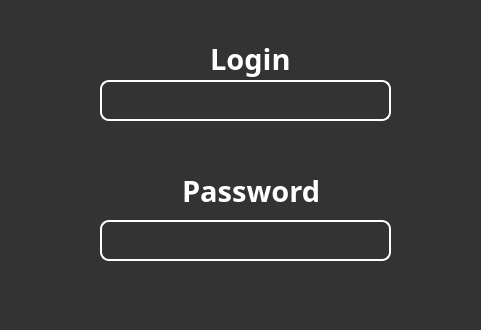
Alchemmist/SchoolRing, file mu_ui_sest_dialog_login.ui: the form before one commit.
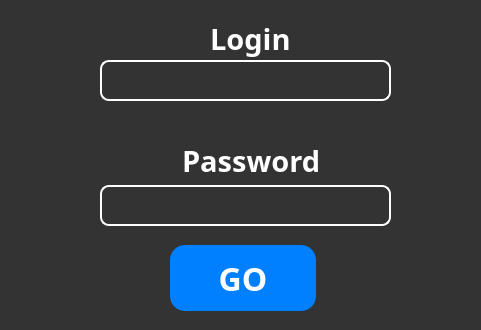
The form after the commit. Icons and pictures are not drawn.

The edit to the form file:
```diff
--- a/mu_ui_sest_dialog_login.ui
+++ b/mu_ui_sest_dialog_login.ui
@@ -26,7 +26,7 @@
    <property name="geometry">
     <rect>
      <x>100</x>
-     <y>220</y>
+     <y>185</y>
      <width>291</width>
      <height>41</height>
     </rect>
@@ -53,7 +53,7 @@
    <property name="geometry">
     <rect>
      <x>100</x>
-     <y>80</y>
+     <y>60</y>
      <width>291</width>
      <height>41</height>
     </rect>
@@ -80,7 +80,7 @@
    <property name="geometry">
     <rect>
      <x>180</x>
-     <y>40</y>
+     <y>20</y>
      <width>111</width>
      <height>37</height>
     </rect>
@@ -120,7 +120,7 @@
    <property name="geometry">
     <rect>
      <x>150</x>
-     <y>170</y>
+     <y>140</y>
      <width>171</width>
      <height>41</height>
     </rect>
@@ -156,6 +156,36 @@
     </item>
    </layout>
   </widget>
+  <widget class="QPushButton" name="pushButton">
+   <property name="geometry">
+    <rect>
+     <x>170</x>
+     <y>245</y>
+     <width>146</width>
+     <height>66</height>
+    </rect>
+   </property>
+   <property name="font">
+    <font>
+     <family>Yandex Sans Display Bold</family>
+     <pointsize>24</pointsize>
+     <weight>75</weight>
+     <bold>true</bold>
+    </font>
+   </property>
+   <property name="cursor">
+    <cursorShape>PointingHandCursor</cursorShape>
+   </property>
+   <property name="styleSheet">
+    <string notr="true">color: white;
+background-color: #0080ff;
+border-radius: 15;
+</string>
+   </property>
+   <property name="text">
+    <string>GO</string>
+   </property>
+  </widget>
  </widget>
  <resources/>
  <connections/>
```
